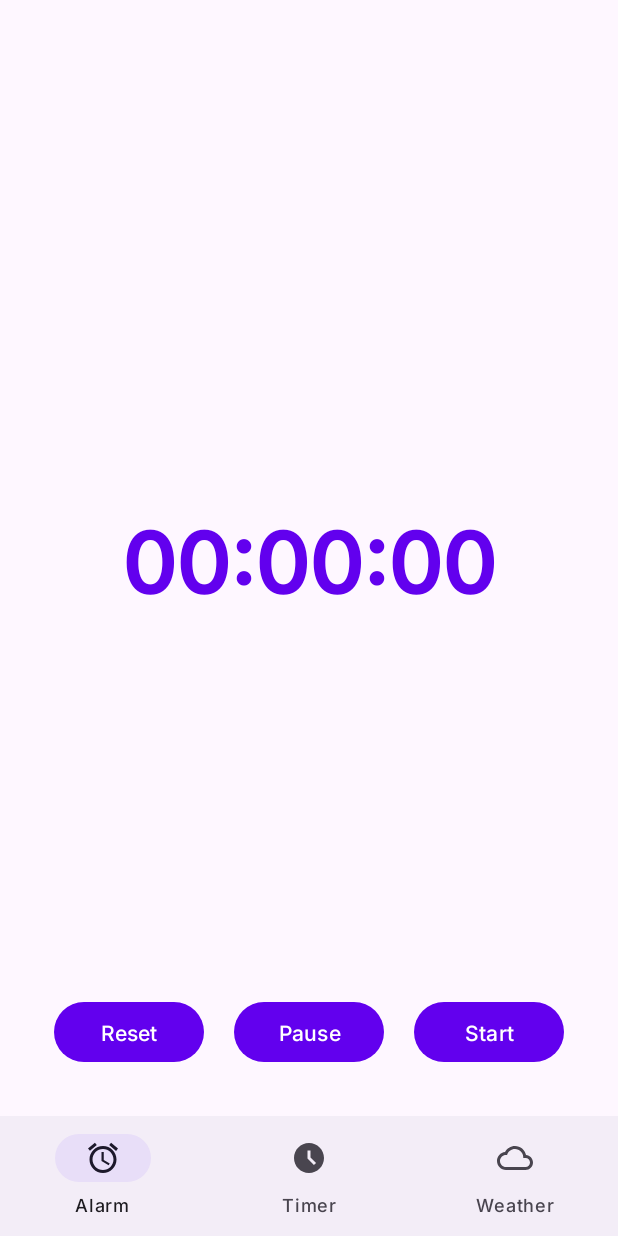
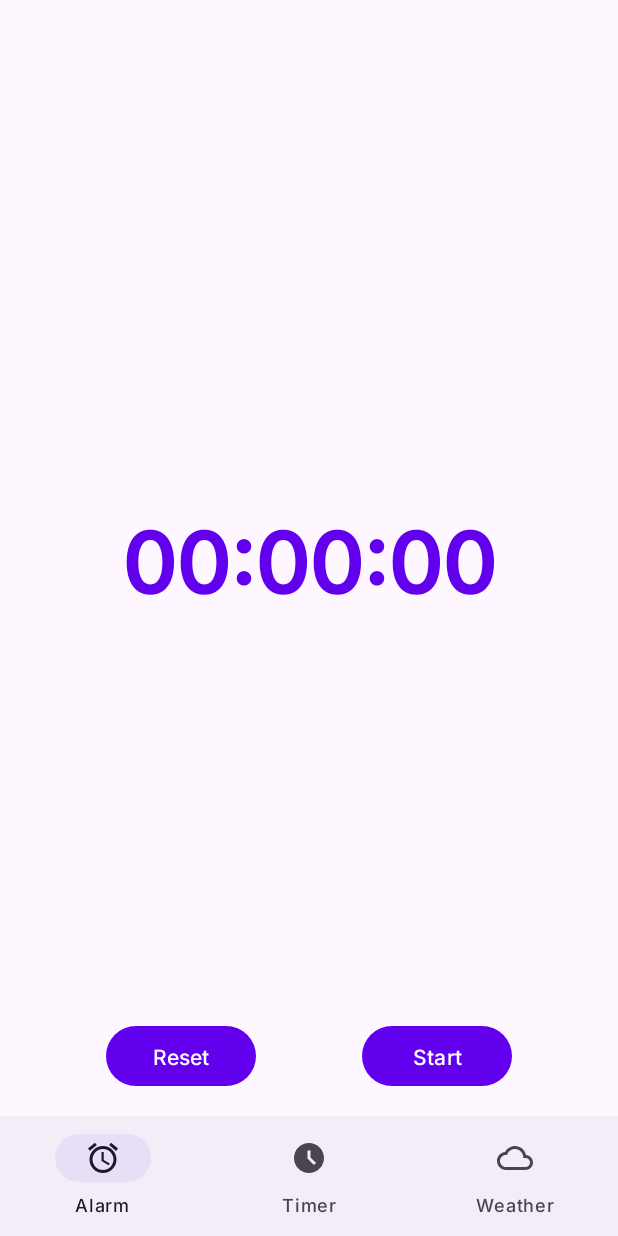
Before and after one commit to matheusperezz/app-relogio, an Android app: the WatchFragment screen opened through its navigation route, after a tap on "Reset", on a phone screen of 412 x 824 dp. Run offline under Robolectric (Android 15) with nearby library versions, the phone set to English and light mode, and no system bars; our stand-ins replace Dagger/Hilt's generated code, Room's generated code, navigation-ui; 2 other taps on this screen came first.

Commit message:
refactor: creating watchviewmodel to separate concerns

```diff
--- a/app/src/main/java/com/vanquish/despertador/ui/fragments/timer/WatchFragment.kt
+++ b/app/src/main/java/com/vanquish/despertador/ui/fragments/timer/WatchFragment.kt
@@ -3,13 +3,17 @@ package com.vanquish.despertador.ui.fragments.timer
 import android.os.Build
 import android.os.Bundle
 import android.os.Handler
+import android.os.SystemClock
 import android.view.LayoutInflater
 import android.view.View
 import android.view.ViewGroup
 import androidx.annotation.RequiresApi
 import androidx.fragment.app.Fragment
+import androidx.fragment.app.viewModels
+import androidx.lifecycle.lifecycleScope
 import com.vanquish.despertador.databinding.FragmentWatchBinding
 import com.vanquish.despertador.ui.utils.toHourMinSecFormat
+import com.vanquish.despertador.ui.viewmodels.WatchViewModel
 import dagger.hilt.android.AndroidEntryPoint
 import dagger.hilt.android.scopes.FragmentScoped
 import kotlinx.coroutines.delay
@@ -23,13 +27,6 @@ class WatchFragment : Fragment() {
 
     private lateinit var binding: FragmentWatchBinding
 
-    companion object {
-        @RequiresApi(Build.VERSION_CODES.O)
-        var timer: LocalTime = LocalTime.of(0, 0, 0)
-        @RequiresApi(Build.VERSION_CODES.O)
-        var timerString = timer.toString()
-    }
-
     override fun onCreateView(
         inflater: LayoutInflater, container: ViewGroup?,
         savedInstanceState: Bundle?
@@ -41,47 +38,26 @@ class WatchFragment : Fragment() {
     @RequiresApi(Build.VERSION_CODES.O)
     override fun onViewCreated(view: View, savedInstanceState: Bundle?) {
         super.onViewCreated(view, savedInstanceState)
-        val handler = Handler()
+        val viewModel: WatchViewModel by viewModels()
 
-        val runnable = object : Runnable {
-            override fun run() {
-                addOneSecondOnTimer()
-                handler.postDelayed(this, 1000)
+        binding.buttonTimerStart.setOnClickListener {
+            viewModel.startPauseTimer()
+        }
+
+        binding.buttonTimerZero.setOnClickListener {
+            viewModel.resetTimer()
+        }
+
+        lifecycleScope.launchWhenStarted {
+            viewModel.isRunning.collect {
+                binding.buttonTimerStart.text = if (it) "Pause" else "Start"
             }
         }
 
-
-        binding.buttonTimerStart.setOnClickListener {
-            runBlocking {
-                launch {
-                    delay(100)
-                    addOneSecondOnTimer()
-                }
+        lifecycleScope.launchWhenStarted {
+            viewModel.timerString.collect {
+                binding.textViewTimer.text = it
             }
-            handler.postDelayed(runnable, 1000)
-        }
-
-        binding.buttonTimerPause.setOnClickListener {
-            handler.removeCallbacks(runnable)
-        }
-
-        binding.buttonTimerZero.setOnClickListener {
-            zeroTimer()
-            handler.removeCallbacks(runnable)
         }
     }
-
-    @RequiresApi(Build.VERSION_CODES.O)
-    private fun addOneSecondOnTimer(){
-        timer = timer.plusSeconds(1)
-        timerString = timer.toString()
-        binding.textViewTimer.text = toHourMinSecFormat(timerString)
-    }
-
-    @RequiresApi(Build.VERSION_CODES.O)
-    private fun zeroTimer(){
-        timer = LocalTime.of(0, 0, 0)
-        timerString = "00:00:00"
-        binding.textViewTimer.text = timerString
-    }
 }
--- /dev/null
+++ b/app/src/main/java/com/vanquish/despertador/ui/viewmodels/WatchViewModel.kt
@@ -0,0 +1,64 @@
+package com.vanquish.despertador.ui.viewmodels
+
+import android.os.Build
+import androidx.annotation.RequiresApi
+import androidx.lifecycle.ViewModel
+import androidx.lifecycle.viewModelScope
+import dagger.hilt.android.lifecycle.HiltViewModel
+import kotlinx.coroutines.Job
+import kotlinx.coroutines.delay
+import kotlinx.coroutines.flow.MutableStateFlow
+import kotlinx.coroutines.flow.StateFlow
+import kotlinx.coroutines.launch
+import java.time.LocalTime
+import javax.inject.Inject
+
+@RequiresApi(Build.VERSION_CODES.O)
+@HiltViewModel
+class WatchViewModel @Inject constructor() : ViewModel() {
+
+    private val _isRunning = MutableStateFlow(false)
+    val isRunning: StateFlow<Boolean> get() = _isRunning
+
+    var timer = LocalTime.of(0, 0, 0)
+
+    private val _timerString = MutableStateFlow(timer.toString())
+    val timerString: StateFlow<String> get() = _timerString
+
+    private var timerJob: Job? = null
+
+    fun startPauseTimer() {
+        if (_isRunning.value) {
+            pauseTimer()
+        } else {
+            startTimer()
+        }
+    }
+
+    fun resetTimer() {
+        _isRunning.value = false
+        timer = LocalTime.of(0, 0, 0)
+        _timerString.value = "00:00:00"
+        timerJob?.cancel()
+    }
+
+    private fun startTimer() {
+        _isRunning.value = true
+        timerJob = viewModelScope.launch {
+            while (_isRunning.value){
+                delay(1000)
+                updateTimer()
+            }
+        }
+    }
+
+    private fun pauseTimer() {
+        _isRunning.value = false
+        timerJob?.cancel()
+    }
+
+    private fun updateTimer() {
+        timer = timer.plusSeconds(1)
+        _timerString.value = timer.toString()
+    }
+}
--- a/app/src/main/res/layout/fragment_watch.xml
+++ b/app/src/main/res/layout/fragment_watch.xml
@@ -10,8 +10,8 @@
         android:id="@+id/textViewTimer"
         android:layout_width="wrap_content"
         android:layout_height="wrap_content"
-        android:text="00:00:00"
         android:textColor="@color/purple_500"
+        android:text="00:00"
         android:textSize="56sp"
         android:textStyle="bold"
         app:layout_constraintBottom_toBottomOf="parent"
@@ -24,34 +24,19 @@
         android:id="@+id/buttonTimerStart"
         android:layout_width="100dp"
         android:layout_height="wrap_content"
-        android:layout_marginEnd="16dp"
         android:text="Start"
-        app:layout_constraintBottom_toBottomOf="@+id/buttonTimerPause"
+        android:layout_marginBottom="16dp"
+        app:layout_constraintBottom_toBottomOf="parent"
         app:layout_constraintEnd_toEndOf="parent"
-        app:layout_constraintHorizontal_bias="0.5"
-        app:layout_constraintStart_toEndOf="@+id/buttonTimerPause"
-        app:layout_constraintTop_toTopOf="@+id/buttonTimerPause" />
-
-    <Button
-        android:id="@+id/buttonTimerPause"
-        android:layout_width="100dp"
-        android:layout_height="wrap_content"
-        android:text="Pause"
-        app:layout_constraintBottom_toBottomOf="@+id/buttonTimerZero"
-        app:layout_constraintEnd_toStartOf="@+id/buttonTimerStart"
-        app:layout_constraintHorizontal_bias="0.5"
-        app:layout_constraintStart_toEndOf="@+id/buttonTimerZero"
-        app:layout_constraintTop_toTopOf="@+id/buttonTimerZero" />
+        app:layout_constraintStart_toEndOf="@+id/buttonTimerZero" />
 
     <Button
         android:id="@+id/buttonTimerZero"
         android:layout_width="100dp"
         android:layout_height="wrap_content"
-        android:layout_marginStart="16dp"
-        android:layout_marginBottom="32dp"
         android:text="Reset"
-        app:layout_constraintBottom_toBottomOf="parent"
-        app:layout_constraintEnd_toStartOf="@+id/buttonTimerPause"
-        app:layout_constraintHorizontal_bias="0.5"
-        app:layout_constraintStart_toStartOf="parent" />
+        app:layout_constraintBottom_toBottomOf="@+id/buttonTimerStart"
+        app:layout_constraintEnd_toStartOf="@id/buttonTimerStart"
+        app:layout_constraintStart_toStartOf="parent"
+        app:layout_constraintTop_toTopOf="@+id/buttonTimerStart" />
 </androidx.constraintlayout.widget.ConstraintLayout>
```
